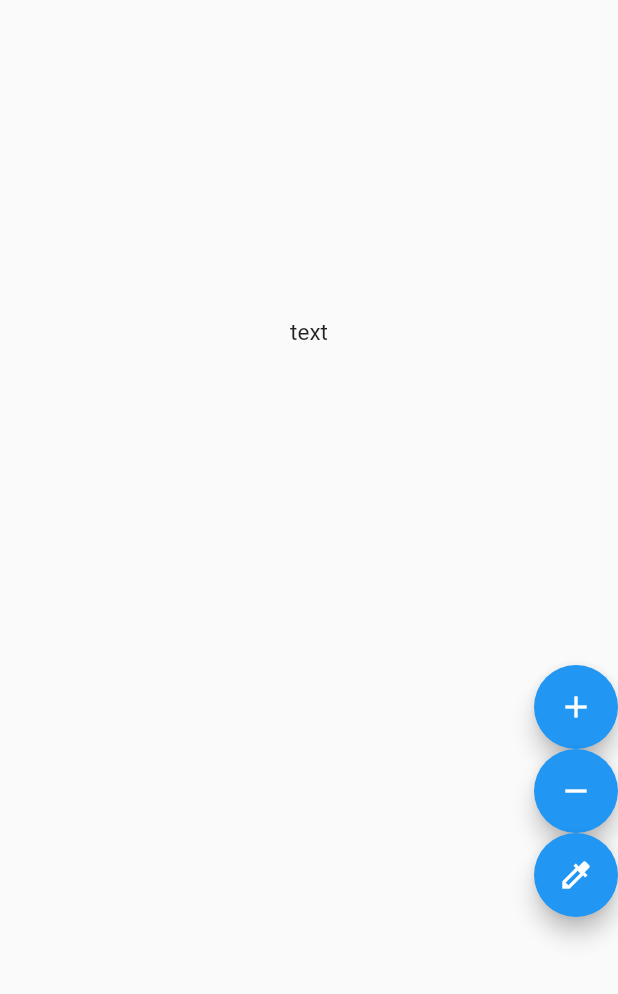
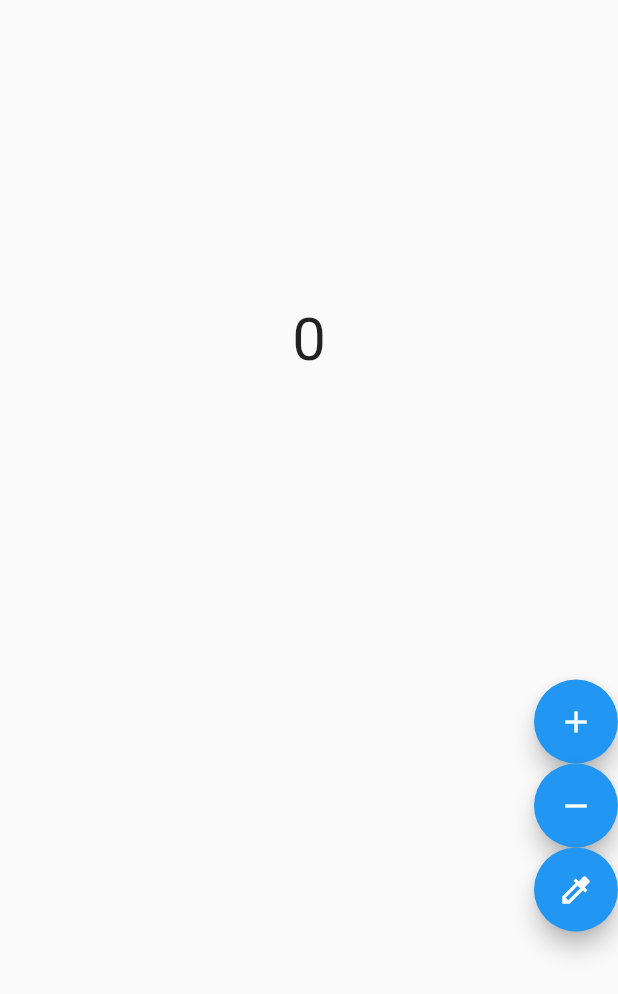
Before and after one commit to oioeoi/StateManagement, a Flutter app: the screen it shows after launch, after a tap on the "add" icon, on a phone screen of 412 x 824 dp. Shown: the top 994 px of the screen. Run offline on Flutter 3.47's test engine with Material 2 defaults, Android fonts, the phone set to English and light mode, and no system bars; our stand-ins replace flutter_bloc.

Commit message:
penyelesaiian untuk hari ini

```diff
--- a/lib/bloc/counter_bloc.dart
+++ b/lib/bloc/counter_bloc.dart
@@ -1,7 +1,7 @@
 import 'package:flutter_bloc/flutter_bloc.dart';
 
 class CounterBloc extends Cubit<int> {
-  CounterBloc(super.initialState);
+  CounterBloc() : super(0);
   void increment() => emit(state + 1);
   void decrement() => emit(state - 1);
 }
--- a/lib/bloc/theme_bloc.dart
+++ b/lib/bloc/theme_bloc.dart
@@ -1,6 +1,6 @@
 import 'package:flutter_bloc/flutter_bloc.dart';
 
-class ThemeBloc extends Cubit<int> {
-  ThemeBloc(super.initialState);
+class ThemeBloc extends Cubit<bool> {
+  ThemeBloc() : super(false);
   void changeTheme() => emit(state);
 }
--- a/lib/home_page.dart
+++ b/lib/home_page.dart
@@ -1,4 +1,7 @@
 import 'package:flutter/material.dart';
+import 'package:flutter_bloc/flutter_bloc.dart';
+import 'package:themeDataAndBloc/bloc/counter_bloc.dart';
+import 'package:themeDataAndBloc/bloc/theme_bloc.dart';
 
 void main() {
   runApp(const HomePage());
@@ -15,11 +18,15 @@ class HomePage extends StatelessWidget {
             crossAxisAlignment: CrossAxisAlignment.end,
             children: [
           Center(
-            child: Text(
-              "text",
-              style: TextStyle(
-                fontSize: 15.0,
-              ),
+            child: BlocBuilder<CounterBloc, int>(
+              builder: (context, state) {
+                return Text(
+                  "$state",
+                  style: TextStyle(
+                    fontSize: 40.0,
+                  ),
+                );
+              },
             ),
           ),
           Container(
@@ -27,15 +34,15 @@ class HomePage extends StatelessWidget {
               children: [
                 FloatingActionButton(
                   child: const Icon(Icons.add),
-                  onPressed: () {},
+                  onPressed: () => context.read()<CounterBloc>().increment(),
                 ),
                 FloatingActionButton(
                   child: const Icon(Icons.remove),
-                  onPressed: () {},
+                  onPressed: () => context.read()<CounterBloc>().decrement(),
                 ),
                 FloatingActionButton(
                   child: const Icon(Icons.colorize),
-                  onPressed: () {},
+                  onPressed: () => context.read()<ThemeBloc>().changeTheme(),
                 ),
               ],
             ),
--- a/lib/main.dart
+++ b/lib/main.dart
@@ -1,18 +1,30 @@
 import 'package:flutter/material.dart';
-
-import 'home_page.dart';
+import 'package:flutter_bloc/flutter_bloc.dart';
+import 'package:themeDataAndBloc/bloc/counter_bloc.dart';
+import 'package:themeDataAndBloc/bloc/theme_bloc.dart';
+import 'package:themeDataAndBloc/home_page.dart';
 
 void main() {
-  runApp(const MyApp());
+  runApp(MyApp());
 }
 
 class MyApp extends StatelessWidget {
-  const MyApp({super.key});
+  final ThemeData dark = ThemeData.dark();
+  final ThemeData light = ThemeData.light();
 
   @override
   Widget build(BuildContext context) {
-    return MaterialApp(
-      home: HomePage(),
+    return MultiBlocProvider(
+      providers: [
+        BlocProvider<ThemeBloc>(create: (context) => ThemeBloc()),
+        BlocProvider<CounterBloc>(create: (context) => CounterBloc()),
+      ],
+      child: BlocBuilder<ThemeBloc, bool>(
+          builder: (context, state) => MaterialApp(
+                debugShowCheckedModeBanner: false,
+                theme: state ? dark : light,
+                home: HomePage(),
+              )),
     );
   }
 }
```
